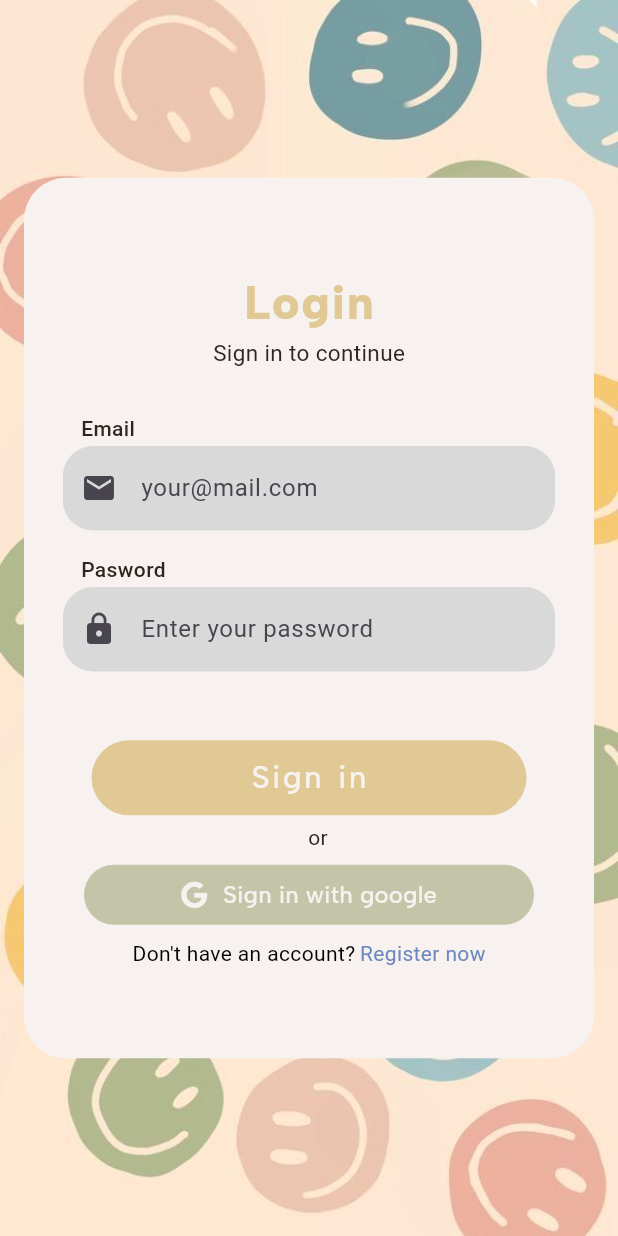
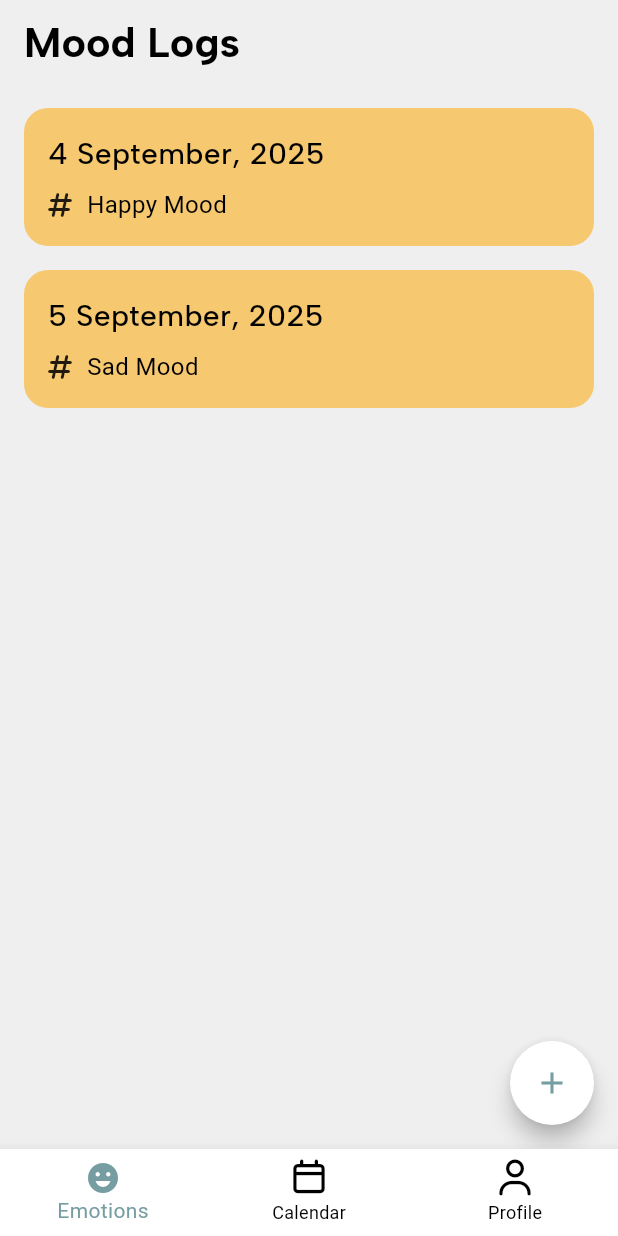
Before and after one commit to FarzanaAkther2612/BetterMood, a Flutter app: the screen it shows after launch, on a phone screen of 412 x 824 dp. Run offline on Flutter 3.47's test engine with Material 3 defaults, Android fonts, the phone set to English and light mode, and no system bars; drawn by our look-alikes of flutter_slidable; our stand-ins replace font_awesome_flutter, google_fonts, smooth_page_indicator, supabase_flutter; accounts and stored records are empty; Roboto replaces fonts that are missing (Hind).

Commit message:
Add mood tracking app with emotions page, authentication, and database integration

```diff
--- /dev/null
+++ b/lib/Pages/appbodypages/home.dart
@@ -0,0 +1,81 @@
+import 'package:flutter/material.dart';
+import 'package:better_mood/Theme/Text Theme/text_theme.dart';
+import 'package:better_mood/component/moodlog_tile.dart';
+import 'package:better_mood/Pages/emotions.dart';
+
+class UserHomePage extends StatefulWidget {
+  const UserHomePage({super.key});
+
+  @override
+  State<UserHomePage> createState() => _UserHomePageState();
+}
+
+class _UserHomePageState extends State<UserHomePage> {
+
+  List moodLogs = [
+    ["4 September, 2025", "Happy Mood"],
+    ["5 September, 2025", "Sad Mood"],
+  ];
+
+  void deleteMoodLog(int index) {
+    setState(() {
+      moodLogs.removeAt(index);
+    });
+  }
+
+  void _addMoodLog() {
+    Navigator.push(
+      context,
+      MaterialPageRoute(
+        builder: (context) => EmotionsPage(
+          onMoodLogged: (String mood) {
+            // Get current date
+            DateTime now = DateTime.now();
+            String date = "${now.day} ${_getMonthName(now.month)}, ${now.year}";
+
+            setState(() {
+              moodLogs.insert(0, [date, mood]);
+            });
+          },
+        ),
+      ),
+    );
+  }
+
+  String _getMonthName(int month) {
+    const months = [
+      'January', 'February', 'March', 'April', 'May', 'June',
+      'July', 'August', 'September', 'October', 'November', 'December'
+    ];
+    return months[month - 1];
+  }
+
+
+  @override
+  Widget build(BuildContext context) {
+    return Scaffold(
+      appBar: AppBar(
+        backgroundColor: Colors.transparent,
+        title: Text("Mood Logs", style: BTextTheme.lightTextTheme.headlineMedium),
+      ),
+
+      floatingActionButton: FloatingActionButton(
+        onPressed: _addMoodLog,
+        backgroundColor: Colors.white,
+        foregroundColor: Theme.of(context).primaryColor,
+        shape: RoundedRectangleBorder(borderRadius: BorderRadiusGeometry.circular(30)),
+        child: Icon(Icons.add),
+      ),
+
+      body: ListView.builder(
+        itemCount: moodLogs.length,
+        itemBuilder: (context, index) => MoodLogTile(
+          date: moodLogs[index][0],
+          mood: moodLogs[index][1],
+          onDelete: (context) => deleteMoodLog(index),
+        ),
+      ),
+
+    );
+  }
+}
--- a/lib/Pages/homepage.dart
+++ b/lib/Pages/homepage.dart
@@ -1,4 +1,8 @@
+import 'package:better_mood/Pages/appbodypages/calender.dart';
+import 'package:better_mood/Pages/appbodypages/home.dart';
+import 'package:better_mood/Pages/appbodypages/profile.dart';
 import 'package:flutter/material.dart';
+import 'package:font_awesome_flutter/font_awesome_flutter.dart';
 
 class Homepage extends StatefulWidget {
   const Homepage({super.key});
@@ -8,11 +12,41 @@ class Homepage extends StatefulWidget {
 }
 
 class _HomepageState extends State<Homepage> {
+
+  int _selectedIndex = 0;
+
+  void _navigateBottomBar(int index){
+    setState(() {
+      _selectedIndex = index;
+    });
+  }
+
+  final List<Widget> _pages = [
+    UserHomePage(),
+    UserCalenderPage(),
+    UserProfilePage(),
+  ];
+
   @override
   Widget build(BuildContext context) {
     return Scaffold(
-      body: Center(
-        child: Text('HomePage')),
-    );
+      body: _pages[_selectedIndex],
+
+      bottomNavigationBar: BottomNavigationBar(
+        backgroundColor: Colors.white,
+        selectedItemColor: Theme.of(context).primaryColor,
+        unselectedItemColor: Colors.black,
+        items: [
+          BottomNavigationBarItem(icon: Icon(Icons.emoji_emotions), label: 'Emotions'),
+          BottomNavigationBarItem(icon: Icon(FontAwesomeIcons.calendar), label: 'Calendar'),
+          BottomNavigationBarItem(icon: Icon(FontAwesomeIcons.user), label: 'Profile'),
+        ],
+        currentIndex: _selectedIndex,
+        onTap: _navigateBottomBar,
+      ),
+
+
+
+      );
   }
 }
--- a/lib/Screens/onboardingscreens/page_1.dart
+++ b/lib/Screens/onboardingscreens/page_1.dart
@@ -7,6 +7,12 @@ class IntroPage1 extends StatelessWidget {
   Widget build(BuildContext context) {
     return Container(
       color: Colors.pink,
+      child: const Center(
+        child: Text(
+          '😊',
+          style: TextStyle(fontSize: 64),
+        ),
+      ),
     );
   }
 }
--- a/lib/Theme/Text Theme/text_theme.dart
+++ b/lib/Theme/Text Theme/text_theme.dart
@@ -13,8 +13,8 @@ class BTextTheme{
       color: Colors.black,
     ),
     headlineMedium: GoogleFonts.albertSans(
-      fontSize: 20.0,
-      fontWeight: FontWeight.w500,
+      fontSize: 28.0,
+      fontWeight: FontWeight.w700,
       color: Colors.black,
     ),
     headlineSmall: GoogleFonts.albertSans(
@@ -24,7 +24,7 @@ class BTextTheme{
     ),
 
     titleLarge: GoogleFonts.albertSans(
-      fontSize: 16.0,
+      fontSize: 20.0,
       fontWeight: FontWeight.w500,
       color: Colors.black,
     ),
@@ -56,7 +56,7 @@ class BTextTheme{
     ),
 
     labelLarge: GoogleFonts.albertSans(
-      fontSize: 14.0,
+      fontSize: 16.0,
       fontWeight: FontWeight.w500,
       color: Colors.black,
     ),
--- a/lib/Theme/theme.dart
+++ b/lib/Theme/theme.dart
@@ -2,21 +2,23 @@ import 'package:better_mood/Theme/Text%20Theme/text_theme.dart';
 import 'package:flutter/material.dart';
 
 
-class BAppTheme{
-  BAppTheme._();
-
-  static ThemeData lightMode = ThemeData(
+ThemeData lightMode = ThemeData(
     brightness: Brightness.light,
     scaffoldBackgroundColor: Color(0xFFEFEFEF),
     primaryColor: Color(0xFF769DA2),
+    colorScheme: ColorScheme.light(
+      primaryContainer: Color(0xFFD0D1BC), // Muted blue-green
+      secondaryContainer: Color(0xFFF6C870), // Warm orange/peach
+      tertiaryContainer: Color(0xFFE8AFA1), // Light coral
+      surface: Color(0xFFEEECD8), // Light cream
+      error: Colors.red,
+    ),
     textTheme: BTextTheme.lightTextTheme,
 
   );
 
-  static ThemeData darkMode = ThemeData(
+ThemeData darkMode = ThemeData(
   brightness: Brightness.dark,
   scaffoldBackgroundColor:  const Color.fromARGB(255, 61, 59, 59),
   textTheme: BTextTheme.darkTextTheme,
   );
-
-}
--- /dev/null
+++ b/lib/component/moodlog_tile.dart
@@ -0,0 +1,64 @@
+import 'package:flutter/material.dart';
+import 'package:better_mood/Theme/Text%20Theme/text_theme.dart';
+import 'package:flutter_slidable/flutter_slidable.dart';
+import 'package:font_awesome_flutter/font_awesome_flutter.dart';
+
+
+class MoodLogTile extends StatelessWidget {
+
+  final String date;
+  final String mood;
+  final Function(BuildContext) onDelete;
+
+  const MoodLogTile({super.key, required this.date, required this.mood, required this.onDelete});
+
+  @override
+  Widget build(BuildContext context) {
+    return Padding(
+      padding: EdgeInsetsGeometry.fromLTRB(16, 16, 16, 0),
+      child: Slidable(
+      endActionPane: ActionPane(
+        motion: const DrawerMotion(),
+        children: [
+          SlidableAction(
+            onPressed: onDelete,
+            icon: Icons.delete,
+            backgroundColor: Colors.red,
+            foregroundColor: Colors.white,
+            borderRadius: BorderRadius.circular(16),
+          ),
+        ],
+      ),
+      child: Container(
+        width: double.infinity,
+        padding: EdgeInsets.all(16),
+        decoration: BoxDecoration(
+          color: Theme.of(context).colorScheme.secondaryContainer,
+          borderRadius: BorderRadius.circular(16),
+        ),
+                 child: Column(
+           mainAxisSize: MainAxisSize.min,
+           crossAxisAlignment: CrossAxisAlignment.start,
+           children: [
+            Text(date,
+            style: BTextTheme.lightTextTheme.titleLarge,
+            ),
+            SizedBox(height: 8,),
+
+
+            Row(
+              children: [
+                Icon(FontAwesomeIcons.hashtag, size: 16),
+                SizedBox(width: 10,),
+                Text(mood,
+                style: BTextTheme.lightTextTheme.bodyLarge,
+            ),
+              ],
+            )
+          ],
+        ),
+      ),
+      )
+      );
+  }
+}
--- a/lib/main.dart
+++ b/lib/main.dart
@@ -1,10 +1,11 @@
+import 'package:better_mood/Pages/homepage.dart';
 import 'package:better_mood/Pages/login_page.dart';
 import 'package:better_mood/Theme/theme.dart';
-import 'package:better_mood/auth/auth_gate.dart';
 import 'package:flutter/material.dart';
 import 'package:supabase_flutter/supabase_flutter.dart';
 
 void main() async{
+  WidgetsFlutterBinding.ensureInitialized();
   //supabase setup
   await Supabase.initialize(
     url: "https://fiyzqcwelgcnmzdemsoo.supabase.co",
@@ -23,9 +24,9 @@ class MyApp extends StatelessWidget {
     return MaterialApp(
       debugShowCheckedModeBanner: false,
       themeMode: ThemeMode.system,
-      theme: BAppTheme.lightMode,
-      darkTheme:  BAppTheme.darkMode,
-      home: LoginPage(),
+      theme: lightMode,
+      darkTheme: darkMode,
+      home: Homepage(),
     );
   }
 }
```
Also changed, not shown: lib/Pages/appbodypages/calender.dart (added, +21 -0 lines), lib/Pages/appbodypages/profile.dart (added, +21 -0 lines), lib/Pages/emotions.dart (added, +227 -0 lines), lib/db/mood_database.dart (added, +26 -0 lines), pubspec.yaml (+7 -0 lines), image/Angry.png (added), image/Neutral.png (added), image/Sad.png (added), image/happy.png (added), image/vhappy.png (added), pubspec.lock.
